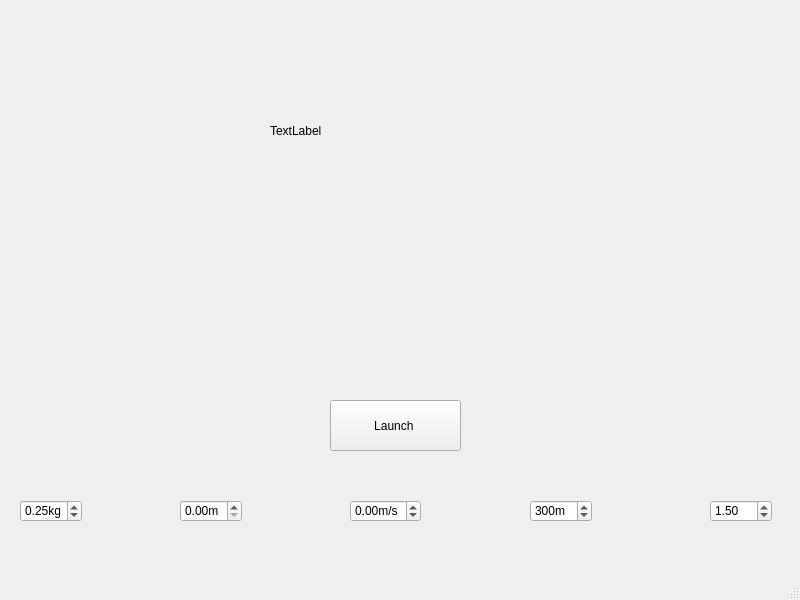
The window that mainwindow.ui (Kondratsenka/ParachuteRocket) describes before a commit, drawn with Qt 5.
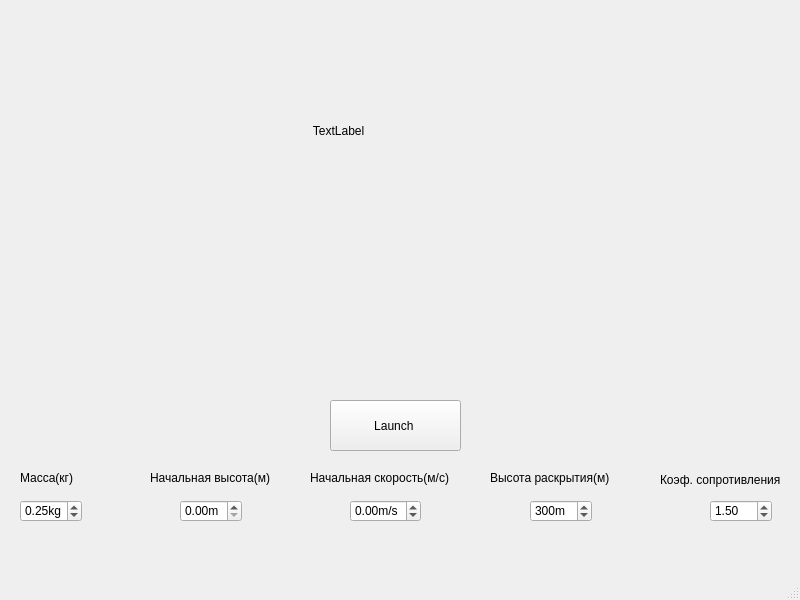
The same window after the commit.

```diff
--- a/mainwindow.ui
+++ b/mainwindow.ui
@@ -143,7 +143,7 @@
    <widget class="QLabel" name="label_status">
     <property name="geometry">
      <rect>
-      <x>270</x>
+      <x>210</x>
       <y>110</y>
       <width>361</width>
       <height>41</height>
@@ -153,7 +153,72 @@
      <string notr="true">ui-&gt;labelStatus-&gt;setStyleSheet(&quot;color: green;&quot;);</string>
     </property>
     <property name="text">
-     <string>TextLabel</string>
+     <string>                               TextLabel</string>
+    </property>
+   </widget>
+   <widget class="QLabel" name="labelMass">
+    <property name="geometry">
+     <rect>
+      <x>20</x>
+      <y>470</y>
+      <width>61</width>
+      <height>16</height>
+     </rect>
+    </property>
+    <property name="text">
+     <string>Масса(кг)</string>
+    </property>
+   </widget>
+   <widget class="QLabel" name="labelAltitude">
+    <property name="geometry">
+     <rect>
+      <x>150</x>
+      <y>470</y>
+      <width>141</width>
+      <height>16</height>
+     </rect>
+    </property>
+    <property name="text">
+     <string>Начальная высота(м)</string>
+    </property>
+   </widget>
+   <widget class="QLabel" name="labelVelocity">
+    <property name="geometry">
+     <rect>
+      <x>310</x>
+      <y>470</y>
+      <width>161</width>
+      <height>16</height>
+     </rect>
+    </property>
+    <property name="text">
+     <string>Начальная скорость(м/с)</string>
+    </property>
+   </widget>
+   <widget class="QLabel" name="labelDeploy">
+    <property name="geometry">
+     <rect>
+      <x>490</x>
+      <y>470</y>
+      <width>141</width>
+      <height>16</height>
+     </rect>
+    </property>
+    <property name="text">
+     <string>Высота раскрытия(м)</string>
+    </property>
+   </widget>
+   <widget class="QLabel" name="labelDrag">
+    <property name="geometry">
+     <rect>
+      <x>660</x>
+      <y>470</y>
+      <width>141</width>
+      <height>20</height>
+     </rect>
+    </property>
+    <property name="text">
+     <string>Коэф. сопротивления</string>
     </property>
    </widget>
   </widget>
```
